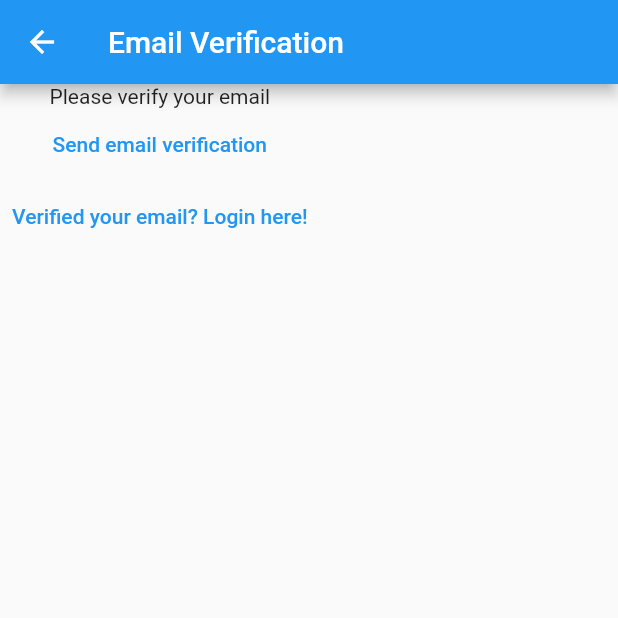
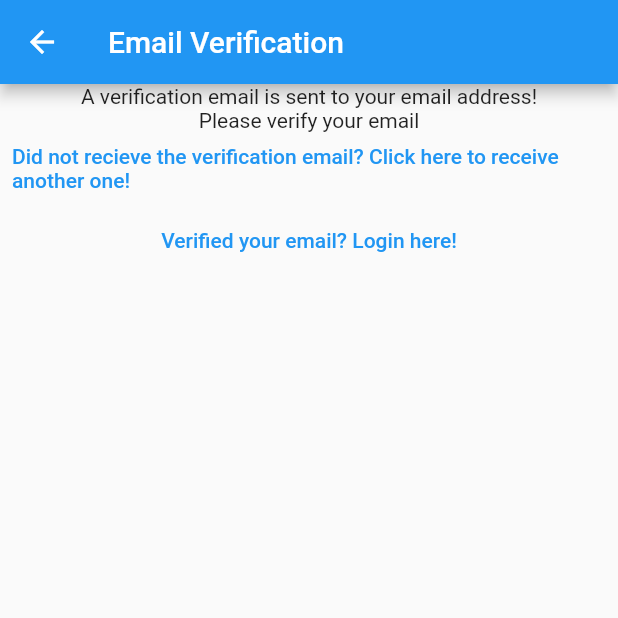
Before and after one commit to Eg3h4n/notevault, a Flutter app: the VerifyEmailView screen opened directly, on a phone screen of 412 x 824 dp, the top half of it. Run offline on Flutter 3.47's test engine with Material 2 defaults, Android fonts, the phone set to English and light mode, and no system bars; our stand-ins replace firebase_auth, firebase_core; accounts and stored records are empty.

Commit message:
fixed email verification flow

```diff
--- a/lib/constants/routes.dart
+++ b/lib/constants/routes.dart
@@ -1,3 +1,4 @@
 const loginRoute = "/login/";
 const registerRoute = "/register/";
 const notesRoute = "/notes/";
+const verifyEmailRoute = "/verify-email/";
--- a/lib/main.dart
+++ b/lib/main.dart
@@ -22,7 +22,8 @@ void main() {
     routes: {
       loginRoute: (context) => const LoginView(),
       registerRoute: (context) => const RegisterView(),
-      notesRoute: (context) => const NotesView()
+      notesRoute: (context) => const NotesView(),
+      verifyEmailRoute: (context) => const VerifyEmailView()
     },
   ));
 }
--- a/lib/views/login_view.dart
+++ b/lib/views/login_view.dart
@@ -66,6 +66,8 @@ class _LoginViewState extends State<LoginView> {
                   if (value.user?.emailVerified ?? false) {
                     Navigator.of(context)
                         .pushNamedAndRemoveUntil(notesRoute, (route) => false);
+                  } else {
+                    Navigator.of(context).pushNamed(verifyEmailRoute);
                   }
                 });
               } on FirebaseAuthException catch (e) {
--- a/lib/views/verify_email_view.dart
+++ b/lib/views/verify_email_view.dart
@@ -16,6 +16,7 @@ class _VerifyEmailViewState extends State<VerifyEmailView> {
     return Scaffold(
       appBar: AppBar(title: const Text("Email Verification")),
       body: Column(children: [
+        const Text("A verification email is sent to your email address!"),
         const Text("Please verify your email"),
         TextButton(
             onPressed: () async {
@@ -23,7 +24,8 @@ class _VerifyEmailViewState extends State<VerifyEmailView> {
 
               await user?.sendEmailVerification();
             },
-            child: const Text("Send email verification")),
+            child: const Text(
+                "Did not recieve the verification email? Click here to receive another one!")),
         TextButton(
             onPressed: () {
               Navigator.of(context)
```
Also changed, not shown: lib/views/register_view.dart (+17 -10 lines).
